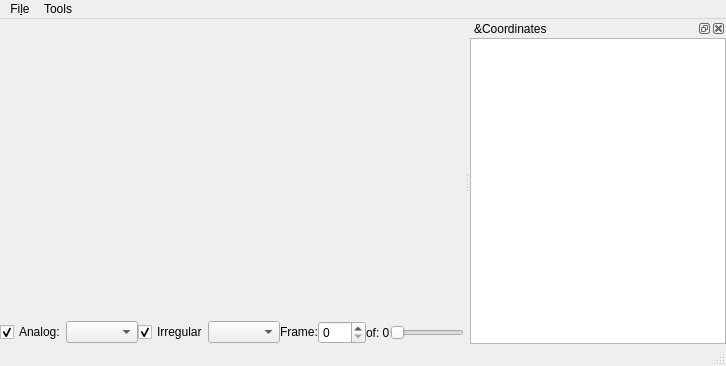
This is gui/signalviewer.ui in ctigaret/scipyen as Qt 5 draws it before an edit. The edited form follows.
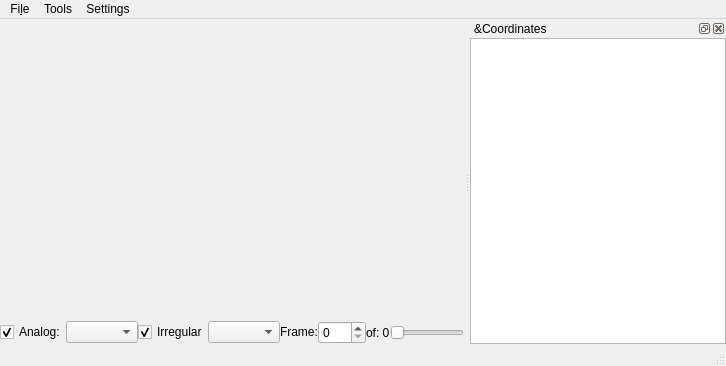
This is the edited form.

```diff
--- a/gui/signalviewer.ui
+++ b/gui/signalviewer.ui
@@ -169,7 +169,7 @@
      <x>0</x>
      <y>0</y>
      <width>726</width>
-     <height>20</height>
+     <height>30</height>
     </rect>
    </property>
    <widget class="QMenu" name="menuFile">
@@ -197,8 +197,15 @@
     </property>
     <addaction name="actionDetect_Triggers"/>
    </widget>
+   <widget class="QMenu" name="menuSettings">
+    <property name="title">
+     <string>Settings</string>
+    </property>
+    <addaction name="actionShow_Legends"/>
+   </widget>
    <addaction name="menuFile"/>
    <addaction name="menuTools"/>
+   <addaction name="menuSettings"/>
   </widget>
   <widget class="QStatusBar" name="statusbar"/>
   <widget class="QDockWidget" name="coordinatesDockWidget">
```
Left out of the diff: 8 changed lines with no effect on the pictures.
